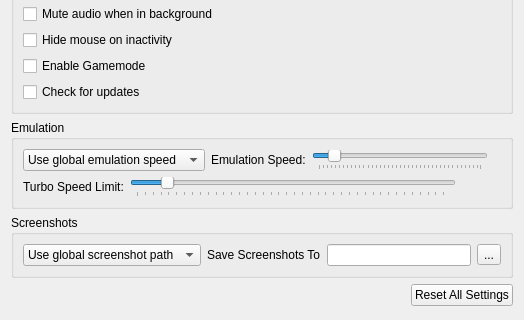
First picture: the form in src/citra_qt/configuration/configure_general.ui, repository amwatson/CitraVR, before the edit; both pictures show x 0 to 524 and y 88 to 408 of the 524 by 578 pixel window.
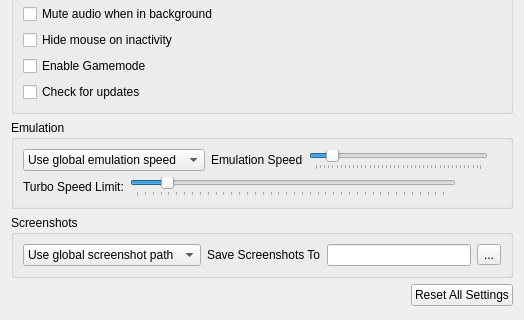
Second picture: the form after the edit.

```diff
--- a/src/citra_qt/configuration/configure_general.ui
+++ b/src/citra_qt/configuration/configure_general.ui
@@ -105,7 +105,7 @@
            <item>
             <widget class="QLabel" name="label_emulation_speed">
              <property name="text">
-              <string>Emulation Speed:</string>
+              <string>Emulation Speed</string>
              </property>
             </widget>
            </item>
```
Left out of the diff: 2 changed lines with no effect on the pictures.
